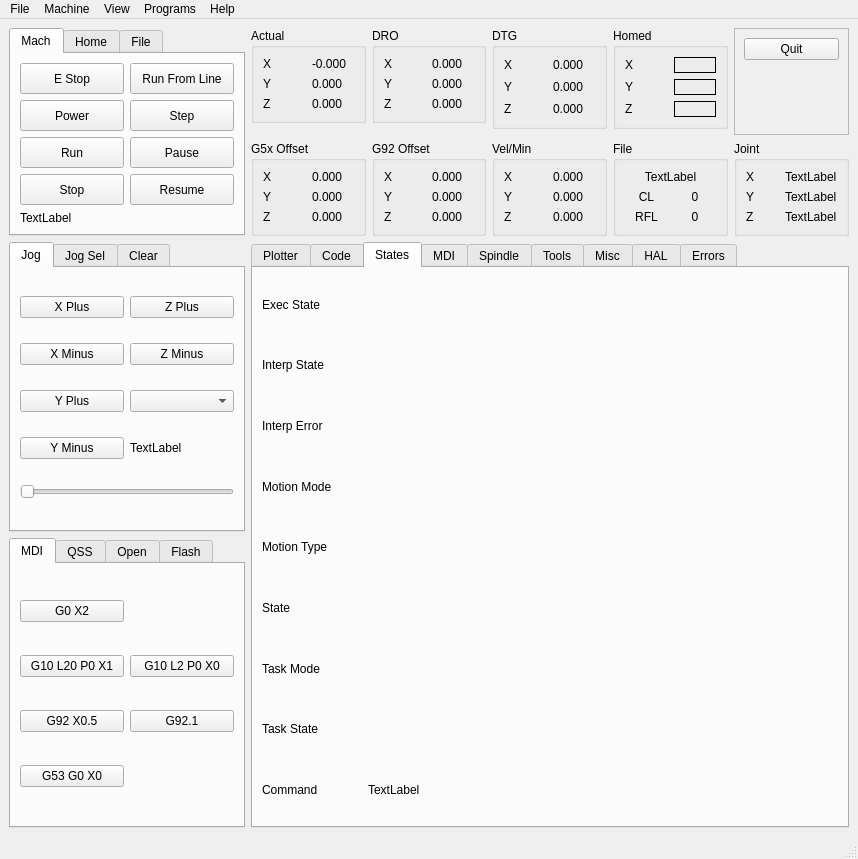
The window that examples/testgui/multi-spindle.ui (jethornton/flexgui) describes before a commit, drawn with Qt 5.
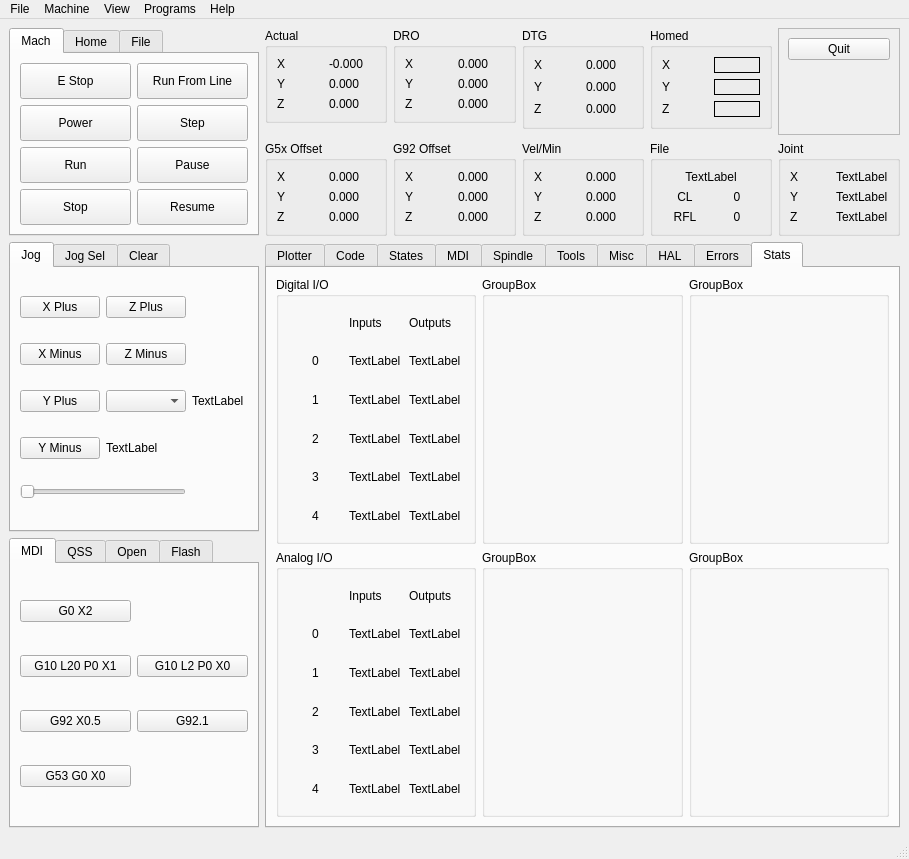
The same window after the commit.

Commit message: update example to show digital and analog i/o

```diff
--- a/examples/testgui/multi-spindle.ui
+++ b/examples/testgui/multi-spindle.ui
@@ -6,7 +6,7 @@
    <rect>
     <x>0</x>
     <y>0</y>
-    <width>858</width>
+    <width>909</width>
     <height>859</height>
    </rect>
   </property>
@@ -293,7 +293,7 @@
     <item row="7" column="2" rowspan="2" colspan="5">
      <widget class="QTabWidget" name="tabWidget_6">
       <property name="currentIndex">
-       <number>2</number>
+       <number>9</number>
       </property>
       <widget class="QWidget" name="tab">
        <attribute name="title">
@@ -3786,6 +3786,327 @@
         </item>
        </layout>
       </widget>
+      <widget class="QWidget" name="tab_26">
+       <attribute name="title">
+        <string>Stats</string>
+       </attribute>
+       <layout class="QGridLayout" name="gridLayout_50">
+        <item row="1" column="0">
+         <widget class="QGroupBox" name="groupBox_19">
+          <property name="title">
+           <string>Analog I/O</string>
+          </property>
+          <layout class="QGridLayout" name="gridLayout_52">
+           <item row="2" column="1">
+            <widget class="QLabel" name="ain_1_lb">
+             <property name="text">
+              <string>TextLabel</string>
+             </property>
+            </widget>
+           </item>
+           <item row="0" column="2">
+            <widget class="QLabel" name="label_158">
+             <property name="text">
+              <string>Outputs</string>
+             </property>
+            </widget>
+           </item>
+           <item row="4" column="2">
+            <widget class="QLabel" name="aout_3_lb">
+             <property name="text">
+              <string>TextLabel</string>
+             </property>
+            </widget>
+           </item>
+           <item row="5" column="1">
+            <widget class="QLabel" name="ain_4_lb">
+             <property name="text">
+              <string>TextLabel</string>
+             </property>
+            </widget>
+           </item>
+           <item row="0" column="1">
+            <widget class="QLabel" name="label_163">
+             <property name="text">
+              <string>Inputs</string>
+             </property>
+            </widget>
+           </item>
+           <item row="1" column="2">
+            <widget class="QLabel" name="aout_0_lb">
+             <property name="text">
+              <string>TextLabel</string>
+             </property>
+            </widget>
+           </item>
+           <item row="1" column="1">
+            <widget class="QLabel" name="ain_0_lb">
+             <property name="text">
+              <string>TextLabel</string>
+             </property>
+            </widget>
+           </item>
+           <item row="2" column="2">
+            <widget class="QLabel" name="aout_1_lb">
+             <property name="text">
+              <string>TextLabel</string>
+             </property>
+            </widget>
+           </item>
+           <item row="3" column="1">
+            <widget class="QLabel" name="ain_2_lb">
+             <property name="text">
+              <string>TextLabel</string>
+             </property>
+            </widget>
+           </item>
+           <item row="3" column="2">
+            <widget class="QLabel" name="aout_2_lb">
+             <property name="text">
+              <string>TextLabel</string>
+             </property>
+            </widget>
+           </item>
+           <item row="4" column="1">
+            <widget class="QLabel" name="ain_3_lb">
+             <property name="text">
+              <string>TextLabel</string>
+             </property>
+            </widget>
+           </item>
+           <item row="1" column="0">
+            <widget class="QLabel" name="label_165">
+             <property name="text">
+              <string>0</string>
+             </property>
+             <property name="alignment">
+              <set>Qt::AlignCenter</set>
+             </property>
+            </widget>
+           </item>
+           <item row="2" column="0">
+            <widget class="QLabel" name="label_166">
+             <property name="text">
+              <string>1</string>
+             </property>
+             <property name="alignment">
+              <set>Qt::AlignCenter</set>
+             </property>
+            </widget>
+           </item>
+           <item row="3" column="0">
+            <widget class="QLabel" name="label_167">
+             <property name="text">
+              <string>2</string>
+             </property>
+             <property name="alignment">
+              <set>Qt::AlignCenter</set>
+             </property>
+            </widget>
+           </item>
+           <item row="4" column="0">
+            <widget class="QLabel" name="label_168">
+             <property name="text">
+              <string>3</string>
+             </property>
+             <property name="alignment">
+              <set>Qt::AlignCenter</set>
+             </property>
+            </widget>
+           </item>
+           <item row="5" column="0">
+            <widget class="QLabel" name="label_169">
+             <property name="text">
+              <string>4</string>
+             </property>
+             <property name="alignment">
+              <set>Qt::AlignCenter</set>
+             </property>
+            </widget>
+           </item>
+           <item row="5" column="2">
+            <widget class="QLabel" name="aout_4_lb">
+             <property name="text">
+              <string>TextLabel</string>
+             </property>
+            </widget>
+           </item>
+          </layout>
+         </widget>
+        </item>
+        <item row="0" column="2">
+         <widget class="QGroupBox" name="groupBox_34">
+          <property name="title">
+           <string>GroupBox</string>
+          </property>
+         </widget>
+        </item>
+        <item row="1" column="1">
+         <widget class="QGroupBox" name="groupBox_32">
+          <property name="title">
+           <string>GroupBox</string>
+          </property>
+         </widget>
+        </item>
+        <item row="1" column="2">
+         <widget class="QGroupBox" name="groupBox_35">
+          <property name="title">
+           <string>GroupBox</string>
+          </property>
+         </widget>
+        </item>
+        <item row="0" column="1">
+         <widget class="QGroupBox" name="groupBox_31">
+          <property name="title">
+           <string>GroupBox</string>
+          </property>
+         </widget>
+        </item>
+        <item row="0" column="0">
+         <widget class="QGroupBox" name="groupBox_18">
+          <property name="title">
+           <string>Digital I/O</string>
+          </property>
+          <layout class="QGridLayout" name="gridLayout_51">
+           <item row="1" column="1">
+            <widget class="QLabel" name="din_0_lb">
+             <property name="text">
+              <string>TextLabel</string>
+             </property>
+            </widget>
+           </item>
+           <item row="3" column="2">
+            <widget class="QLabel" name="dout_2_lb">
+             <property name="text">
+              <string>TextLabel</string>
+             </property>
+            </widget>
+           </item>
+           <item row="4" column="1">
+            <widget class="QLabel" name="din_3_lb">
+             <property name="text">
+              <string>TextLabel</string>
+             </property>
+            </widget>
+           </item>
+           <item row="2" column="1">
+            <widget class="QLabel" name="din_1_lb">
+             <property name="text">
+              <string>TextLabel</string>
+             </property>
+            </widget>
+           </item>
+           <item row="5" column="1">
+            <widget class="QLabel" name="din_4_lb">
+             <property name="text">
+              <string>TextLabel</string>
+             </property>
+            </widget>
+           </item>
+           <item row="4" column="2">
+            <widget class="QLabel" name="dout_3_lb">
+             <property name="text">
+              <string>TextLabel</string>
+             </property>
+            </widget>
+           </item>
+           <item row="1" column="2">
+            <widget class="QLabel" name="dout_0_lb">
+             <property name="text">
+              <string>TextLabel</string>
+             </property>
+            </widget>
+           </item>
+           <item row="0" column="2">
+            <widget class="QLabel" name="label_157">
+             <property name="text">
+              <string>Outputs</string>
+             </property>
+            </widget>
+           </item>
+           <item row="3" column="1">
+            <widget class="QLabel" name="din_2_lb">
+             <property name="text">
+              <string>TextLabel</string>
+             </property>
+            </widget>
+           </item>
+           <item row="2" column="2">
+            <widget class="QLabel" name="dout_1_lb">
+             <property name="text">
+              <string>TextLabel</string>
+             </property>
+            </widget>
+           </item>
+           <item row="0" column="1">
+            <widget class="QLabel" name="label_155">
+             <property name="text">
+              <string>Inputs</string>
+             </property>
+            </widget>
+           </item>
+           <item row="1" column="0">
+            <widget class="QLabel" name="label_144">
+             <property name="text">
+              <string>0</string>
+             </property>
+             <property name="alignment">
+              <set>Qt::AlignCenter</set>
+             </property>
+            </widget>
+           </item>
+           <item row="2" column="0">
+            <widget class="QLabel" name="label_148">
+             <property name="text">
+              <string>1</string>
+             </property>
+             <property name="alignment">
+              <set>Qt::AlignCenter</set>
+             </property>
+            </widget>
+           </item>
+           <item row="3" column="0">
+            <widget class="QLabel" name="label_149">
+             <property name="text">
+              <string>2</string>
+             </property>
+             <property name="alignment">
+              <set>Qt::AlignCenter</set>
+             </property>
+            </widget>
+           </item>
+           <item row="4" column="0">
+            <widget class="QLabel" name="label_150">
+             <property name="text">
+              <string>3</string>
+             </property>
+             <property name="alignment">
+              <set>Qt::AlignCenter</set>
+             </property>
+            </widget>
+           </item>
+           <item row="5" column="0">
+            <widget class="QLabel" name="label_164">
+             <property name="text">
+              <string>4</string>
+             </property>
+             <property name="alignment">
+              <set>Qt::AlignCenter</set>
+             </property>
+            </widget>
+           </item>
+           <item row="5" column="2">
+            <widget class="QLabel" name="dout_4_lb">
+             <property name="text">
+              <string>TextLabel</string>
+             </property>
+            </widget>
+           </item>
+          </layout>
+         </widget>
+        </item>
+       </layout>
+      </widget>
      </widget>
     </item>
     <item row="7" column="0" colspan="2">
@@ -3798,17 +4119,10 @@
         <string>Jog</string>
        </attribute>
        <layout class="QGridLayout" name="gridLayout_8">
-        <item row="3" column="0">
-         <widget class="QPushButton" name="jog_minus_pb_1">
+        <item row="3" column="1">
+         <widget class="QLabel" name="label_50">
           <property name="text">
-           <string>Y Minus</string>
-          </property>
-         </widget>
-        </item>
-        <item row="0" column="0">
-         <widget class="QPushButton" name="jog_plus_pb_0">
-          <property name="text">
-           <string>X Plus</string>
+           <string>TextLabel</string>
           </property>
          </widget>
         </item>
@@ -3819,6 +4133,9 @@
           </property>
          </widget>
         </item>
+        <item row="2" column="1">
+         <widget class="QComboBox" name="jog_modes_cb"/>
+        </item>
         <item row="1" column="1">
          <widget class="QPushButton" name="jog_minus_pb_2">
           <property name="text">
@@ -3826,6 +4143,27 @@
           </property>
          </widget>
         </item>
+        <item row="0" column="0">
+         <widget class="QPushButton" name="jog_plus_pb_0">
+          <property name="text">
+           <string>X Plus</string>
+          </property>
+         </widget>
+        </item>
+        <item row="4" column="0" colspan="2">
+         <widget class="QSlider" name="jog_vel_sl">
+          <property name="orientation">
+           <enum>Qt::Horizontal</enum>
+          </property>
+         </widget>
+        </item>
+        <item row="3" column="0">
+         <widget class="QPushButton" name="jog_minus_pb_1">
+          <property name="text">
+           <string>Y Minus</string>
+          </property>
+         </widget>
+        </item>
         <item row="0" column="1">
          <widget class="QPushButton" name="jog_plus_pb_2">
           <property name="text">
@@ -3840,23 +4178,13 @@
           </property>
          </widget>
         </item>
-        <item row="2" column="1">
-         <widget class="QComboBox" name="jog_modes_cb"/>
-        </item>
-        <item row="3" column="1">
-         <widget class="QLabel" name="label_50">
+        <item row="2" column="2">
+         <widget class="QLabel" name="label_156">
           <property name="text">
            <string>TextLabel</string>
           </property>
          </widget>
         </item>
-        <item row="4" column="0" colspan="2">
-         <widget class="QSlider" name="jog_vel_sl">
-          <property name="orientation">
-           <enum>Qt::Horizontal</enum>
-          </property>
-         </widget>
-        </item>
        </layout>
       </widget>
       <widget class="QWidget" name="tab_17">
@@ -4342,13 +4670,6 @@
           </property>
          </widget>
         </item>
-        <item row="4" column="0">
-         <widget class="QLabel" name="start_line_lb_2">
-          <property name="text">
-           <string>TextLabel</string>
-          </property>
-         </widget>
-        </item>
        </layout>
       </widget>
       <widget class="QWidget" name="tab_8">
@@ -4705,7 +5026,7 @@
     <rect>
      <x>0</x>
      <y>0</y>
-     <width>858</width>
+     <width>909</width>
      <height>24</height>
     </rect>
    </property>
```
